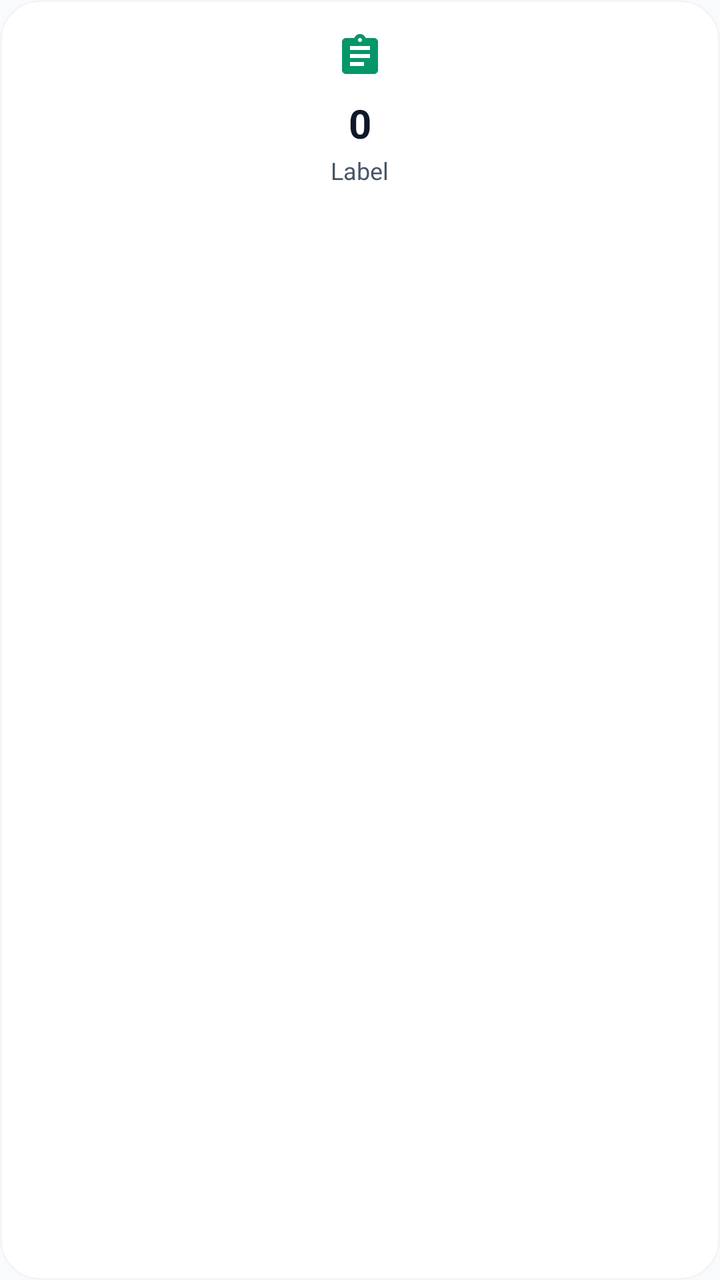
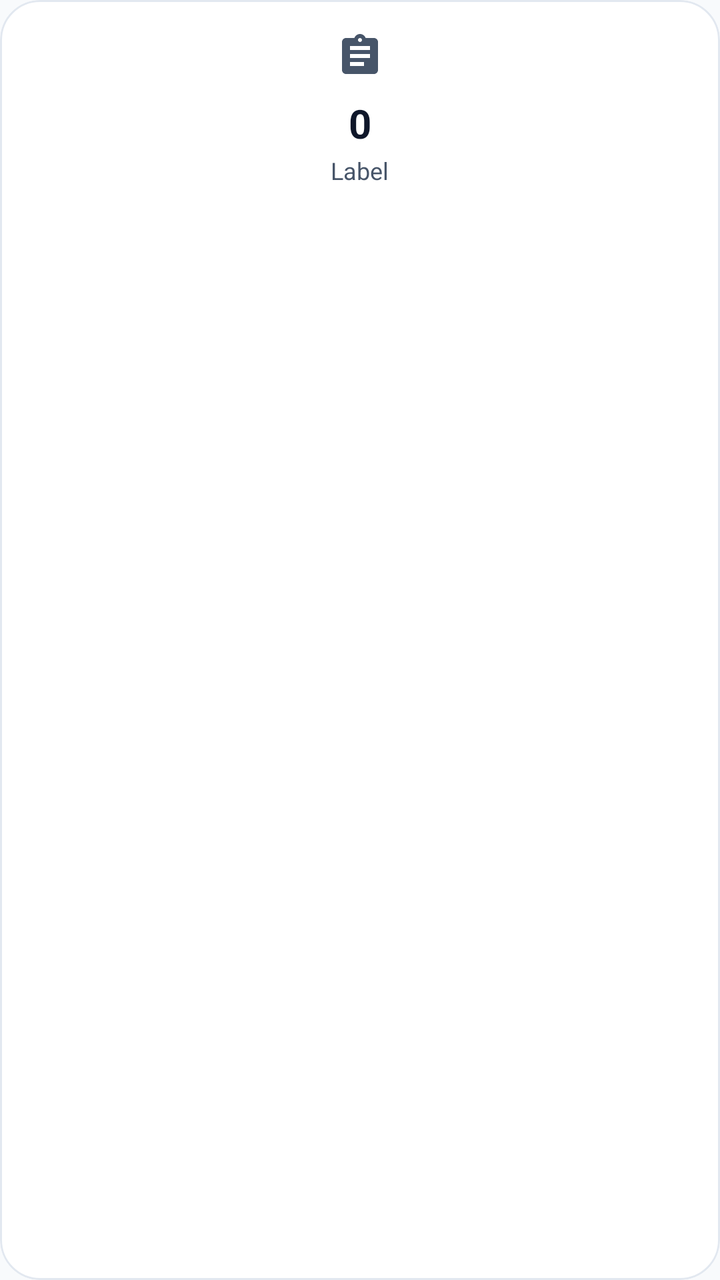

An Android layout rendered at two revisions. The XML below is the earlier revision; the diff shows what the commit changed to produce the second picture.
<!-- AndroidManifest.xml: application theme Theme.TestMaster -->
<!-- res/layout/layout_stat_card.xml -->
<?xml version="1.0" encoding="utf-8"?>
<com.google.android.material.card.MaterialCardView xmlns:android="http://schemas.android.com/apk/res/android"
    xmlns:app="http://schemas.android.com/apk/res-auto"
    android:layout_width="match_parent"
    android:layout_height="wrap_content"
    android:layout_margin="4dp"
    app:cardCornerRadius="20dp"
    app:cardElevation="0dp"
    app:strokeWidth="1dp"
    app:strokeColor="@color/gray">

    <LinearLayout
        android:layout_width="match_parent"
        android:layout_height="wrap_content"
        android:gravity="center"
        android:orientation="vertical"
        android:padding="16dp">

        <ImageView
            android:id="@+id/stat_icon"
            android:layout_width="24dp"
            android:layout_height="24dp"
            android:src="@drawable/baseline_assignment_24"
            app:tint="@color/primary" />

        <TextView
            android:id="@+id/stat_value"
            android:layout_width="wrap_content"
            android:layout_height="wrap_content"
            android:layout_marginTop="8dp"
            android:text="0"
            android:textColor="@color/text_primary"
            android:textSize="20sp"
            android:textStyle="bold" />

        <TextView
            android:id="@+id/stat_label"
            android:layout_width="wrap_content"
            android:layout_height="wrap_content"
            android:layout_marginTop="2dp"
            android:text="Label"
            android:textColor="@color/text_secondary"
            android:textSize="12sp" />
    </LinearLayout>
</com.google.android.material.card.MaterialCardView>
<!-- resources referenced by this layout -->
<resources>
  <color name="gray">#F1F5F9</color>
  <color name="primary">#059669</color>
  <color name="text_primary">#0F172A</color>
  <color name="text_secondary">#475569</color>
  <!-- drawable baseline_assignment_24 (drawable) -->
  <vector android:autoMirrored="true" android:height="24dp"
      android:tint="#000000" android:viewportHeight="24"
      android:viewportWidth="24" android:width="24dp" xmlns:android="http://schemas.android.com/apk/res/android">
      <path android:fillColor="@android:color/white" android:pathData="M19,3h-4.18C14.4,1.84 13.3,1 12,1c-1.3,0 -2.4,0.84 -2.82,2L5,3c-1.1,0 -2,0.9 -2,2v14c0,1.1 0.9,2 2,2h14c1.1,0 2,-0.9 2,-2L21,5c0,-1.1 -0.9,-2 -2,-2zM12,3c0.55,0 1,0.45 1,1s-0.45,1 -1,1 -1,-0.45 -1,-1 0.45,-1 1,-1zM14,17L7,17v-2h7v2zM17,13L7,13v-2h10v2zM17,9L7,9L7,7h10v2z"/>
  </vector>
  <style name="Theme.TestMaster" parent="Base.Theme.TestMaster" />
  <style name="Base.Theme.TestMaster" parent="Theme.Material3.DayNight.NoActionBar">
          
          <item name="colorPrimary">@color/primary</item>
          <item name="colorOnPrimary">@color/onPrimary</item>
          <item name="colorPrimaryContainer">@color/primaryContainer</item>
          <item name="colorOnPrimaryContainer">@color/onPrimaryContainer</item>
  
          <item name="colorSecondary">@color/secondary</item>
          <item name="colorOnSecondary">@color/onSecondary</item>
          <item name="colorSecondaryContainer">@color/secondaryContainer</item>
          <item name="colorOnSecondaryContainer">@color/onSecondaryContainer</item>
  
          
          <item name="android:windowBackground">@color/background</item>
          <item name="colorSurface">@color/surface</item>
          <item name="colorOnSurface">@color/onSurface</item>
          <item name="colorSurfaceVariant">@color/surfaceVariant</item>
          <item name="colorOnSurfaceVariant">@color/onSurfaceVariant</item>
          <item name="colorOutline">@color/outline</item>
  
          
          <item name="colorError">@color/error</item>
          <item name="colorOnError">@color/onError</item>
          <item name="colorErrorContainer">@color/errorContainer</item>
          <item name="colorOnErrorContainer">@color/onErrorContainer</item>
  
          
          <item name="android:statusBarColor">@color/surface</item>
          <item name="android:windowLightStatusBar">true</item>
      </style>
  <color name="onPrimary">#FFFFFF</color>
  <color name="primaryContainer">#D1FAE5</color>
  <color name="onPrimaryContainer">#064E3B</color>
  <color name="secondary">#64748B</color>
  <color name="onSecondary">#FFFFFF</color>
  <color name="secondaryContainer">#F1F5F9</color>
  <color name="onSecondaryContainer">#0F172A</color>
  <color name="background">#F8FAFC</color>
  <color name="surface">#FFFFFF</color>
  <color name="onSurface">#0F172A</color>
  <color name="surfaceVariant">#E2E8F0</color>
  <color name="onSurfaceVariant">#475569</color>
  <color name="outline">#94A3B8</color>
  <color name="error">#EF4444</color>
  <color name="onError">#FFFFFF</color>
  <color name="errorContainer">#FEE2E2</color>
  <color name="onErrorContainer">#991B1B</color>
</resources>

<!-- the commit's change to res/layout/layout_stat_card.xml (unified diff, before → after) -->
@@ -21,7 +21,7 @@
             android:layout_width="24dp"
             android:layout_height="24dp"
             android:src="@drawable/baseline_assignment_24"
-            app:tint="@color/primary" />
+            app:tint="@color/onSurfaceVariant" />
 
         <TextView
             android:id="@+id/stat_value"
<!-- resource entries referenced after the edit -->
@@ -1,7 +1,7 @@
 <!-- resources referenced by this layout -->
 <resources>
-  <color name="gray">#F1F5F9</color>
-  <color name="primary">#059669</color>
+  <color name="gray">#E2E8F0</color>
+  <color name="primary">#FFFFFF</color>
   <color name="text_primary">#0F172A</color>
   <color name="text_secondary">#475569</color>
   <!-- drawable baseline_assignment_24 (drawable) -->
@@ -41,12 +41,12 @@
           <item name="android:statusBarColor">@color/surface</item>
           <item name="android:windowLightStatusBar">true</item>
       </style>
-  <color name="onPrimary">#FFFFFF</color>
-  <color name="primaryContainer">#D1FAE5</color>
-  <color name="onPrimaryContainer">#064E3B</color>
+  <color name="onPrimary">#0F172A</color>
+  <color name="primaryContainer">#F1F5F9</color>
+  <color name="onPrimaryContainer">#0F172A</color>
   <color name="secondary">#64748B</color>
   <color name="onSecondary">#FFFFFF</color>
-  <color name="secondaryContainer">#F1F5F9</color>
+  <color name="secondaryContainer">#E2E8F0</color>
   <color name="onSecondaryContainer">#0F172A</color>
   <color name="background">#F8FAFC</color>
   <color name="surface">#FFFFFF</color>
@@ -54,9 +54,9 @@
   <color name="surfaceVariant">#E2E8F0</color>
   <color name="onSurfaceVariant">#475569</color>
   <color name="outline">#94A3B8</color>
-  <color name="error">#EF4444</color>
+  <color name="error">#DC2626</color>
   <color name="onError">#FFFFFF</color>
   <color name="errorContainer">#FEE2E2</color>
-  <color name="onErrorContainer">#991B1B</color>
+  <color name="onErrorContainer">#7F1D1D</color>
 </resources>
 
